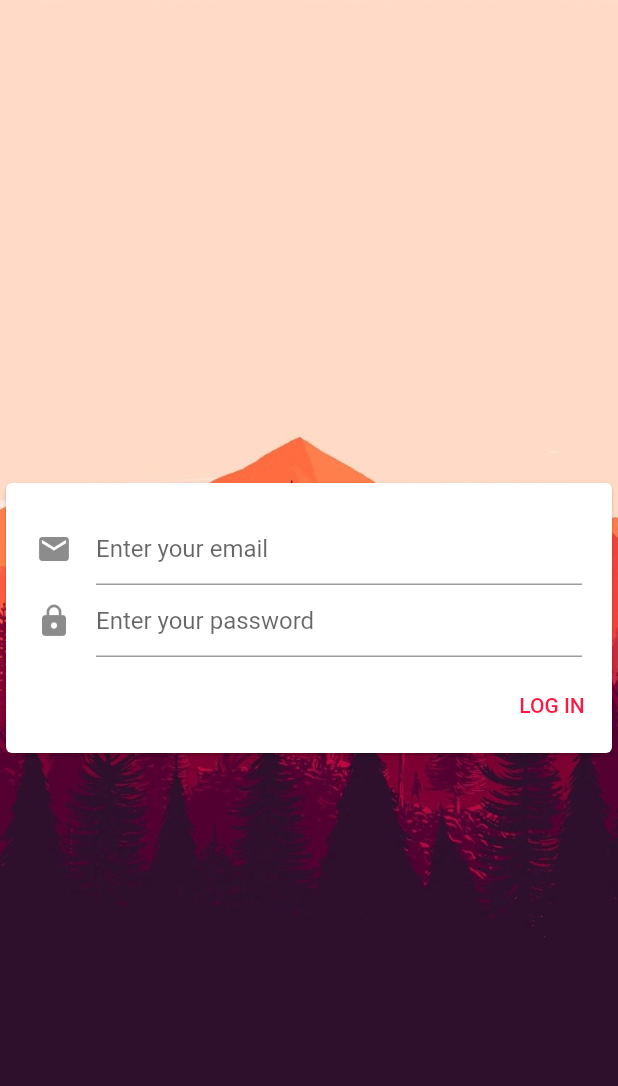
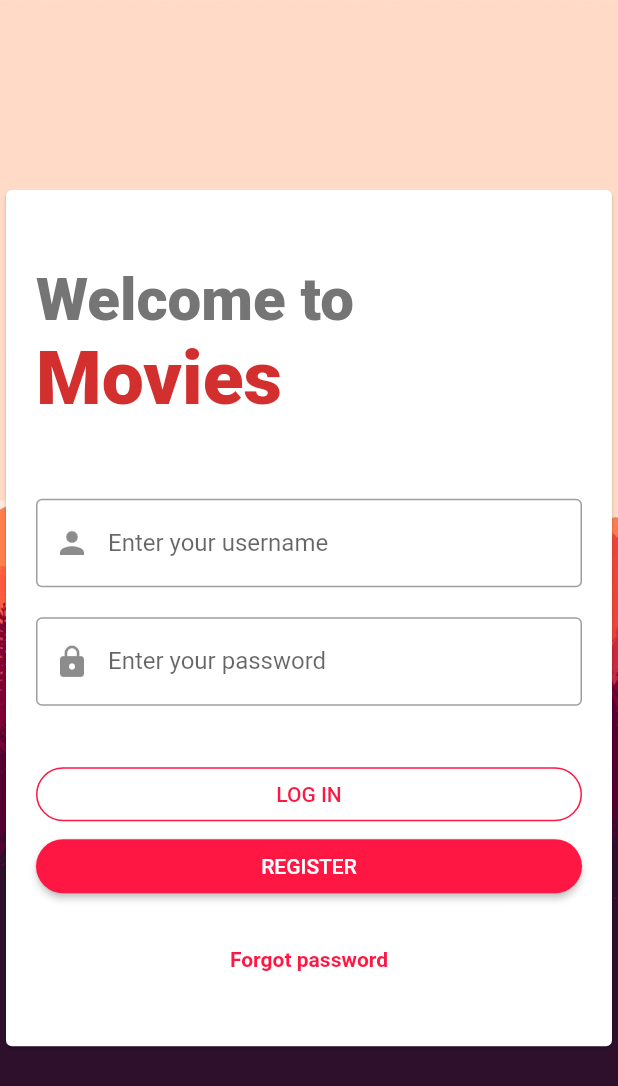
Before and after one commit to arturoless/helloworld-flutter, a Flutter app: the screen it shows after launch, on a phone screen of 412 x 824 dp. Shown: the top 1086 px of the screen. Run offline on Flutter 3.47's test engine with Material 2 defaults, Android fonts, the phone set to English and light mode, and no system bars.

Commit message:
design 2,0

```diff
--- a/lib/login_example.dart
+++ b/lib/login_example.dart
@@ -30,36 +30,77 @@ class _MyCustomFormState extends State<LoginExample> {
           children: <Widget>[
              Container(
               margin: EdgeInsets.only(
-                top:20,
+                top:50,
                 left: 20,
-                right: 20
+                right: 20,
+                bottom: 50
               ),
               child: Column(
                mainAxisSize: MainAxisSize.min,
                children: <Widget>[
-                TextFormField(
+                Container(
+                  margin: EdgeInsets.only(
+                    bottom:50
+                  ),
+                  child: ConstrainedBox(
+                    constraints: const BoxConstraints(minWidth: double.infinity),
+                    child:
+                    RichText(
+                      text: TextSpan(
+                        text: 'Welcome to \n',
+                        style: TextStyle(
+                          fontSize: 40.0,
+                          fontWeight: FontWeight.w800,
+                          color: Colors.grey[600]
+                        ),
+                        children: <TextSpan>[
+                          TextSpan(text: 'Movies',
+                            style: TextStyle(
+                              fontSize: 50.0,
+                              fontWeight: FontWeight.w800,
+                              color: Colors.red[700]
+                            ),
+                          )
+                        ],
+                      ),
+                    )
+                  )
+
+                )
+                ,
+                Container(
+                  margin: EdgeInsets.only(
+                    bottom: 20
+                  ),
+                  child: TextField(
                     decoration: const InputDecoration(
-                    hintText: 'Enter your email',
-                    icon: Icon(Icons.email)
+                      border: OutlineInputBorder(),
+                      labelText: 'Enter your username',
+                      prefixIcon: Icon(Icons.person)
                     ),
                     controller: emailController,
                   ),
-                TextFormField(
+                ),
+                Container(
+                  margin: EdgeInsets.only(
+                    bottom:35
+                  ),
+                  child: TextField(
                     decoration: const InputDecoration(
-                    hintText: 'Enter your password',
-                    icon: Icon(Icons.lock)
+                      border: OutlineInputBorder(),
+                      labelText: 'Enter your password',
+                      prefixIcon: Icon(Icons.lock)
                     ),
                     controller: passwordController,
                     obscureText:true,
-                )
-               ]
-
-              )
-            )
-            ,
-            ButtonBar(
-              children: <Widget>[
-                FlatButton(
+                  ),
+                ),
+                ConstrainedBox(
+                  constraints: const BoxConstraints(minWidth: double.infinity),
+                  child:
+                    OutlineButton(
+                      shape: new RoundedRectangleBorder(borderRadius: new BorderRadius.circular(30.0)),
+                      borderSide: BorderSide(color: Colors.redAccent[400]),
                       textColor: Colors.redAccent[400],
                       child: const Text('LOG IN'),
                       onPressed: ()  {
@@ -75,9 +116,43 @@ class _MyCustomFormState extends State<LoginExample> {
                           );
                         });
                       },
+                    )
                 ),
-              ],
+                ConstrainedBox(
+                    constraints: const BoxConstraints(minWidth: double.infinity),
+                    child:
+                    RaisedButton(
+                      shape: new RoundedRectangleBorder(borderRadius: new BorderRadius.circular(30.0)),
+                      color: Colors.redAccent[400],
+                      textColor: Colors.white,
+                      child: const Text('REGISTER'),
+                      padding: EdgeInsets.all(8.0),
+                      onPressed: ()  {
+
+                      },
+                    )
                 ),
+                Container(
+                  margin: EdgeInsets.only(
+                    top: 30
+                  ),
+                  child:
+                    InkWell(
+                      onTap: () {
+                        print(':(');
+                      },
+                      child: Text("Forgot password", style: TextStyle(
+                        color: Colors.redAccent[400],
+                        fontWeight: FontWeight.bold
+                      ),),
+                    )
+                )
+
+               ]
+
+              )
+            )
+            ,
           ],
         ),
       );
--- a/lib/main.dart
+++ b/lib/main.dart
@@ -24,6 +24,7 @@ class MyApp extends StatelessWidget {
     return MaterialApp(
       title: _title,
       home: Scaffold(
+        resizeToAvoidBottomPadding: false,
         body:LoginExample()),
       theme: ThemeData(
         primaryColor: Colors.red[700],
```
Lines whose indentation alone changed are shown as unchanged.
